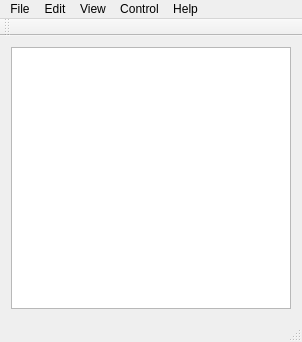
Old version of the form sim/qt/mainwindow.ui in the repository barbalet/apesdk.
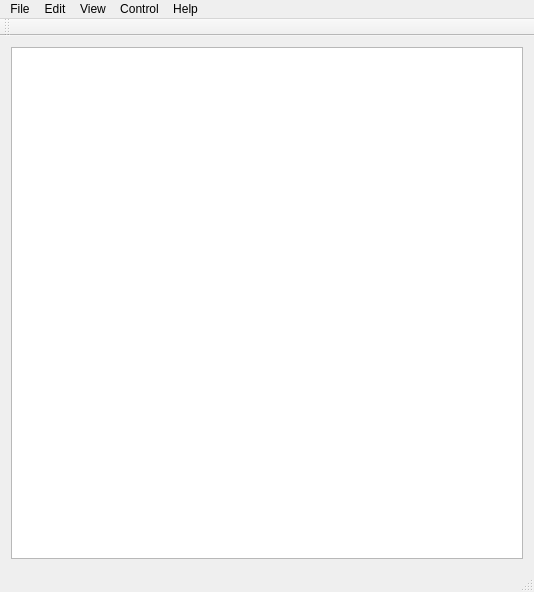
New version of the form.

Commit message:
Solid window
512 x 512 window defined

Diff of the .ui file:
```diff
--- a/sim/qt/mainwindow.ui
+++ b/sim/qt/mainwindow.ui
@@ -6,17 +6,42 @@
    <rect>
     <x>0</x>
     <y>0</y>
-    <width>302</width>
-    <height>342</height>
+    <width>512</width>
+    <height>512</height>
    </rect>
   </property>
   <property name="windowTitle">
    <string>Noble Ape</string>
   </property>
   <widget class="QWidget" name="centralWidget">
+   <property name="sizePolicy">
+    <sizepolicy hsizetype="Fixed" vsizetype="Fixed">
+     <horstretch>0</horstretch>
+     <verstretch>0</verstretch>
+    </sizepolicy>
+   </property>
    <layout class="QGridLayout" name="gridLayout">
     <item row="0" column="0">
-     <widget class="QGraphicsView" name="graphicsView"/>
+     <widget class="QGraphicsView" name="graphicsView">
+      <property name="sizePolicy">
+       <sizepolicy hsizetype="Fixed" vsizetype="Fixed">
+        <horstretch>0</horstretch>
+        <verstretch>0</verstretch>
+       </sizepolicy>
+      </property>
+      <property name="minimumSize">
+       <size>
+        <width>512</width>
+        <height>512</height>
+       </size>
+      </property>
+      <property name="maximumSize">
+       <size>
+        <width>512</width>
+        <height>512</height>
+       </size>
+      </property>
+     </widget>
     </item>
    </layout>
   </widget>
@@ -25,8 +50,8 @@
     <rect>
      <x>0</x>
      <y>0</y>
-     <width>302</width>
-     <height>18</height>
+     <width>512</width>
+     <height>22</height>
     </rect>
    </property>
    <widget class="QMenu" name="menuFile">
```
The commit also changes 1 other file.
